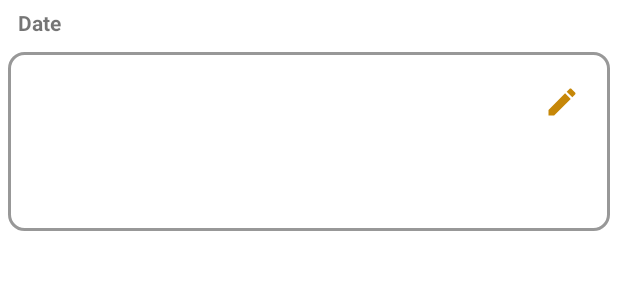
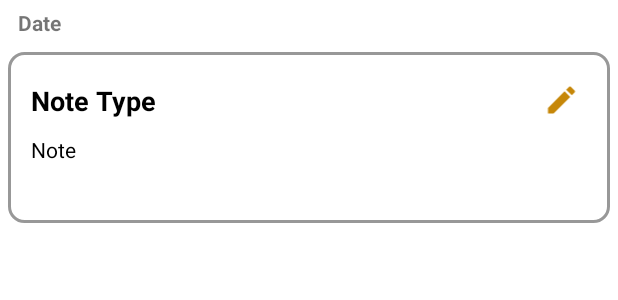
Before and after one commit to AjNafis/PresentList, an Android app: the layout notes_list_row.xml on its own in the app's theme, with its tools: preview values and no code run, on a phone screen of 412 x 824 dp. Shown: the top 300 px of the screen. Run offline under Robolectric (Android 15) with nearby library versions, the phone set to English and light mode, and no system bars.

Commit message:
-Trying to figure out better way of editing notes.

```diff
--- a/app/src/main/java/com/example/MillenApp/NotesList/DataObj.java
+++ b/app/src/main/java/com/example/MillenApp/NotesList/DataObj.java
@@ -6,13 +6,13 @@ import java.util.ArrayList;
 public class DataObj {
     public String ID;
     public String Date;
-    public String Type;
+    public String Title;
     public String Details;
 
     public DataObj(ArrayList data) {
         ID = data.get(0).toString().trim();
         Date = data.get(1).toString().trim();
-        Type = data.get(2).toString().trim();
+        Title = data.get(2).toString().trim();
         Details = data.get(3).toString().trim();
     }
 
--- a/app/src/main/java/com/example/MillenApp/NotesList/editView_Fragment.java
+++ b/app/src/main/java/com/example/MillenApp/NotesList/editView_Fragment.java
@@ -7,7 +7,6 @@ import android.content.ContentValues;
 import android.content.Context;
 import android.content.DialogInterface;
 import android.database.sqlite.SQLiteDatabase;
-import android.graphics.Color;
 import android.os.Bundle;
 
 import androidx.fragment.app.Fragment;
@@ -68,7 +67,7 @@ public class editView_Fragment extends Fragment {
         EditText editDetails= rootView.findViewById(R.id.edit_note_details);
 
         date.setText(data.Date);
-        editTitle.setText(data.Type);
+        editTitle.setText(data.Title);
         editDetails.setText(data.Details);
 
         exitBtn = rootView.findViewById(R.id.exitBtn_);
--- /dev/null
+++ b/app/src/main/res/drawable/save_icon.xml
@@ -0,0 +1,5 @@
+<vector android:autoMirrored="true" android:height="24dp"
+    android:tint="#C68708" android:viewportHeight="24"
+    android:viewportWidth="24" android:width="24dp" xmlns:android="http://schemas.android.com/apk/res/android">
+    <path android:fillColor="@android:color/white" android:pathData="M17,3L5,3c-1.11,0 -2,0.9 -2,2v14c0,1.1 0.89,2 2,2h14c1.1,0 2,-0.9 2,-2L21,7l-4,-4zM12,19c-1.66,0 -3,-1.34 -3,-3s1.34,-3 3,-3 3,1.34 3,3 -1.34,3 -3,3zM15,9L5,9L5,5h10v4z"/>
+</vector>
--- a/app/src/main/res/layout/fragment_data_entry.xml
+++ b/app/src/main/res/layout/fragment_data_entry.xml
@@ -29,7 +29,7 @@
         android:layout_width="wrap_content"
         android:layout_height="wrap_content"
         android:layout_marginTop="24dp"
-        android:text="Note Type"
+        android:text="Title"
         android:textStyle="bold"
         app:layout_constraintBottom_toTopOf="@+id/noteTypeET"
         app:layout_constraintStart_toStartOf="@+id/guideline"
@@ -72,7 +72,7 @@
         android:layout_width="wrap_content"
         android:layout_height="wrap_content"
         android:layout_marginTop="32dp"
-        android:text="Note Date"
+        android:text="Date"
         android:textStyle="bold"
         app:layout_constraintBottom_toTopOf="@+id/dateET"
         app:layout_constraintStart_toStartOf="@+id/guideline"
@@ -85,7 +85,7 @@
         android:layout_width="wrap_content"
         android:layout_height="wrap_content"
         android:layout_marginTop="24dp"
-        android:text="Note Details"
+        android:text="Note"
         android:textStyle="bold"
         app:layout_constraintBottom_toTopOf="@+id/noteDetailsET"
         app:layout_constraintStart_toStartOf="@+id/guideline"
--- a/app/src/main/res/layout/notes_list_row.xml
+++ b/app/src/main/res/layout/notes_list_row.xml
@@ -31,39 +31,21 @@
         <LinearLayout
             android:layout_width="match_parent"
             android:layout_height="wrap_content"
-            android:orientation="horizontal"
-            android:visibility="gone">
-
-            <ImageView
-                android:id="@+id/imageView"
-                android:layout_width="match_parent"
-                android:layout_height="1.5dp"
-                android:layout_marginLeft="10dp"
-                android:layout_marginRight="10dp"
-                android:layout_weight="1"
-                android:background="@color/rez_divider_grey"
-                android:paddingBottom="0dp"
-                app:srcCompat="?attr/dividerHorizontal"
-                tools:srcCompat="?android:attr/listDivider" />
-        </LinearLayout>
-
-        <LinearLayout
-            android:layout_width="match_parent"
-            android:layout_height="wrap_content"
             android:layout_marginTop="20dp"
             android:orientation="horizontal">
 
-            <TextView
+            <EditText
                 android:id="@+id/TypeTV"
                 android:layout_width="wrap_content"
                 android:layout_height="wrap_content"
                 android:layout_marginLeft="15dp"
                 android:layout_marginRight="5dp"
                 android:layout_weight="8"
+                android:background="@android:color/transparent"
                 android:text="Note Type"
                 android:textAppearance="@style/TextAppearance.AppCompat.Medium"
-                android:textColor="#FFFFFF"
-                android:textSize="20sp"
+                android:textColor="?attr/colorOnSecondary"
+                android:textSize="18sp"
                 android:textStyle="bold" />
 
             <ImageView
@@ -74,6 +56,16 @@
                 android:layout_marginRight="5dp"
                 android:layout_weight="1"
                 app:srcCompat="@drawable/edit_icon" />
+
+            <ImageView
+                android:id="@+id/saveEditBtn"
+                android:layout_width="wrap_content"
+                android:layout_height="wrap_content"
+                android:layout_gravity="center_vertical"
+                android:layout_marginRight="5dp"
+                android:layout_weight="1"
+                android:visibility="gone"
+                app:srcCompat="@drawable/save_icon" />
 
 
         </LinearLayout>
@@ -104,17 +96,17 @@
                 <!--                android:textSize="16sp"-->
                 <!--                android:textStyle="bold" />-->
 
-                <TextView
+                <EditText
                     android:id="@+id/DetailsTV"
                     android:layout_width="match_parent"
                     android:layout_height="wrap_content"
                     android:layout_marginLeft="15dp"
                     android:layout_marginRight="15dp"
                     android:layout_weight="1"
-                    android:maxLines="8"
+                    android:background="@android:color/transparent"
                     android:text="Note"
-                    android:textColor="#FFFFFF"
-                    android:textSize="16sp" />
+                    android:textColor="?attr/colorOnSecondary"
+                    android:textSize="14sp" />
 
                 <TextView
                     android:id="@+id/SeeMoreTV"
```
Also changed, not shown: app/src/main/java/com/example/MillenApp/NotesList/CustomGridLayoutManager.java (added, +23 -0 lines), app/src/main/java/com/example/MillenApp/NotesList/ListDataAdapter.java (+128 -24 lines), app/src/main/java/com/example/MillenApp/NotesList/showData_Activity.java (+4 -3 lines), app/src/main/res/values/themes.xml (line endings or trailing spaces).
